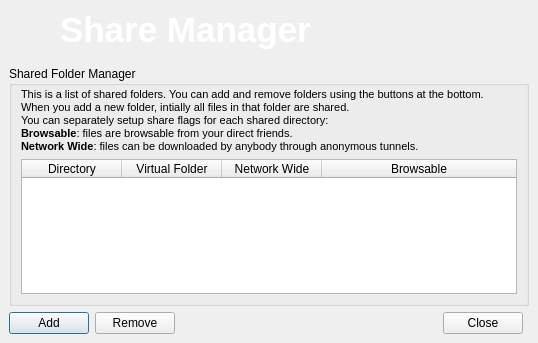
Before: the Qt Designer form retroshare-gui/src/gui/ShareManager.ui in RetroShare/RetroShare, drawn with Qt 5.
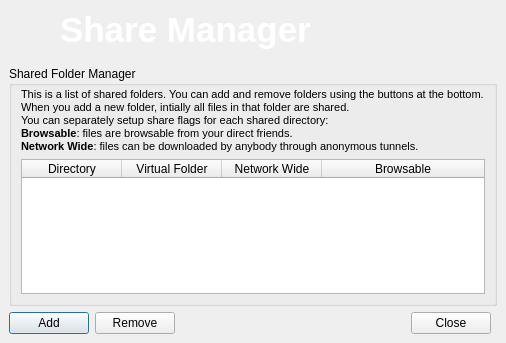
After: the same form once the commit is applied. Icons and pictures are not drawn.

Commit message: enabled word wrap for ShareManger Description

The edit to the form file:
```diff
--- a/retroshare-gui/src/gui/ShareManager.ui
+++ b/retroshare-gui/src/gui/ShareManager.ui
@@ -9,7 +9,7 @@
    <rect>
     <x>0</x>
     <y>0</y>
-    <width>538</width>
+    <width>506</width>
     <height>343</height>
    </rect>
   </property>
@@ -131,6 +131,9 @@
 &lt;p style=&quot; margin-top:0px; margin-bottom:0px; margin-left:0px; margin-right:0px; -qt-block-indent:0; text-indent:0px;&quot;&gt;&lt;span style=&quot; font-family:'Sans'; font-size:8pt; font-weight:600;&quot;&gt;Browsable&lt;/span&gt;&lt;span style=&quot; font-family:'Sans'; font-size:8pt;&quot;&gt;: files are browsable from your direct friends.&lt;/span&gt;&lt;/p&gt;
 &lt;p style=&quot; margin-top:0px; margin-bottom:0px; margin-left:0px; margin-right:0px; -qt-block-indent:0; text-indent:0px;&quot;&gt;&lt;span style=&quot; font-family:'Sans'; font-size:8pt; font-weight:600;&quot;&gt;Network Wide&lt;/span&gt;&lt;span style=&quot; font-family:'Sans'; font-size:8pt;&quot;&gt;: files can be downloaded by anybody through anonymous tunnels.&lt;/span&gt;&lt;/p&gt;&lt;/body&gt;&lt;/html&gt;</string>
            </property>
+           <property name="wordWrap">
+            <bool>true</bool>
+           </property>
           </widget>
          </item>
          <item row="1" column="0">
```
